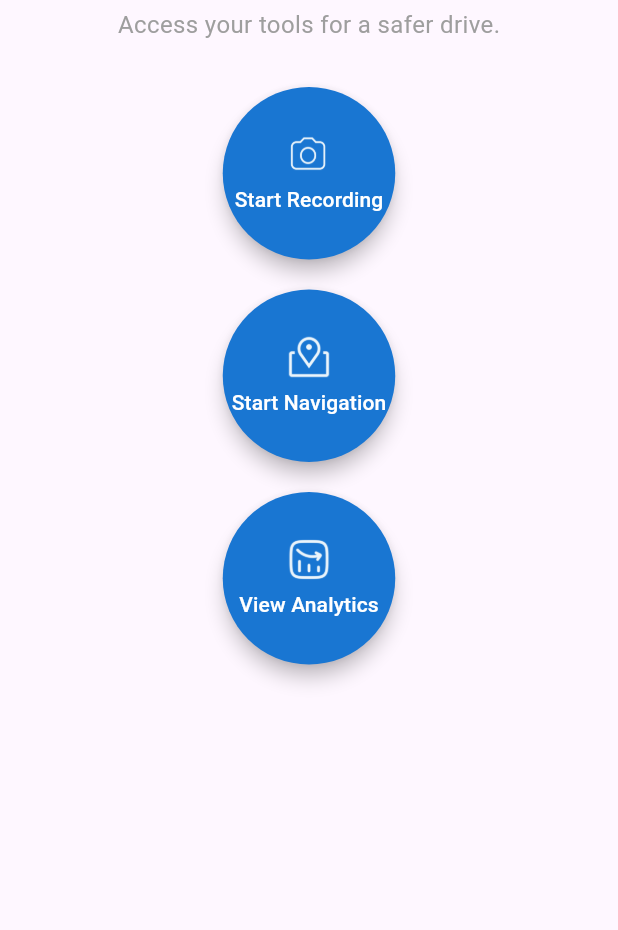
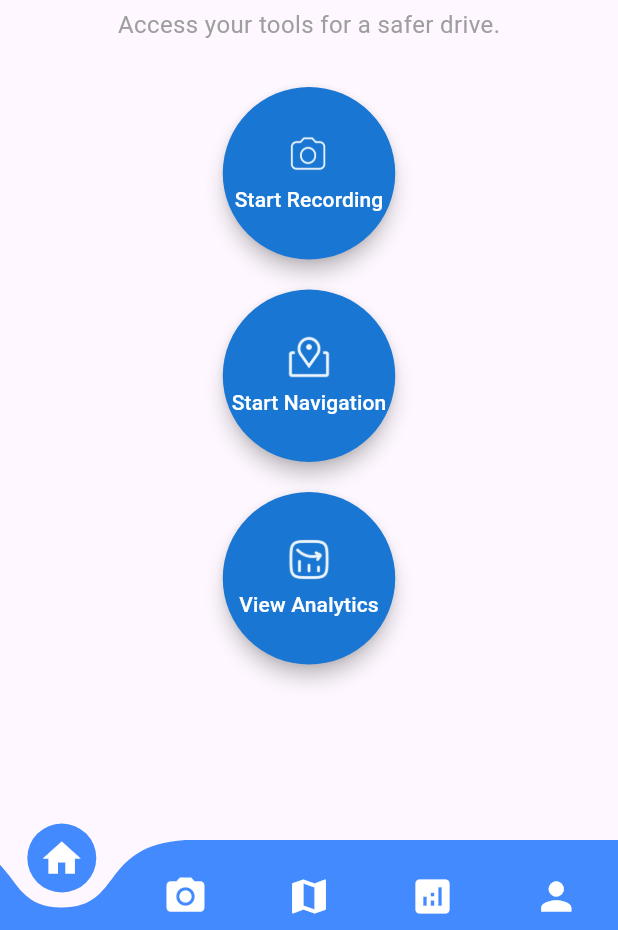
Before and after one commit to M-Umar-Shahid/DriveSense, a Flutter app: the DashboardPage screen opened directly, on a phone screen of 412 x 824 dp, the part 306-1236 px from its top. Run offline on Flutter 3.47's test engine with Material 3 defaults, Android fonts, the phone set to English and light mode, and no system bars; drawn by our look-alikes of curved_navigation_bar; our stand-ins replace google_maps_flutter, lottie.

Commit message:
Bottom Navigation Bar

```diff
--- a/lib/pages/dashboard.dart
+++ b/lib/pages/dashboard.dart
@@ -1,21 +1,82 @@
-import 'package:drivesense/pages/monitoring_screen.dart';
-import 'package:drivesense/pages/navigation_screen.dart';
+import 'package:curved_navigation_bar/curved_navigation_bar.dart';
 import 'package:flutter/material.dart';
 
-class DashboardPage extends StatelessWidget {
+import 'monitoring_screen.dart';
+import 'navigation_screen.dart';
+
+class DashboardPage extends StatefulWidget {
   const DashboardPage({super.key});
+
+  @override
+  State<DashboardPage> createState() => _DashboardPageState();
+}
+
+class _DashboardPageState extends State<DashboardPage> {
+  int _currentIndex = 0; // Track the selected tab
+
+  // Pages to display based on selected index
+  final List<Widget> _pages = [
+    const DashboardContent(),
+    const MonitoringPage(),
+    const MapScreen(),
+    const Center(
+      child: Text(
+        'Analytics Page',
+        style: TextStyle(fontSize: 24.0, fontWeight: FontWeight.bold),
+      ),
+    ),
+    const Center(
+      child: Text(
+        'Profile Page',
+        style: TextStyle(fontSize: 24.0, fontWeight: FontWeight.bold),
+      ),
+    ),
+  ];
 
   @override
   Widget build(BuildContext context) {
     return Scaffold(
       body: SafeArea(
-        child: SingleChildScrollView(
+        child: _pages[_currentIndex], // Dynamically load pages
+      ),
+
+      // Curved Bottom Navigation Bar
+      bottomNavigationBar: CurvedNavigationBar(
+        backgroundColor: Colors.transparent,
+        color: Colors.blueAccent,
+        buttonBackgroundColor: Colors.blueAccent,
+        height: 60.0,
+        index: _currentIndex, // Current index
+        animationDuration: const Duration(milliseconds: 300),
+        items: const <Widget>[
+          Icon(Icons.home, size: 30, color: Colors.white),
+          Icon(Icons.camera_alt, size: 30, color: Colors.white),
+          Icon(Icons.map, size: 30, color: Colors.white),
+          Icon(Icons.analytics, size: 30, color: Colors.white),
+          Icon(Icons.person, size: 30, color: Colors.white),
+        ],
+        onTap: (index) {
+          setState(() {
+            _currentIndex = index; // Update the selected index
+          });
+        },
+      ),
+    );
+  }
+}
+
+// This widget is the content for the "Home" tab
+class DashboardContent extends StatelessWidget {
+  const DashboardContent({super.key});
+
+  @override
+  Widget build(BuildContext context) {
+    return SingleChildScrollView(
       padding: const EdgeInsets.symmetric(horizontal: 16.0),
       child: Column(
         mainAxisAlignment: MainAxisAlignment.start,
         crossAxisAlignment: CrossAxisAlignment.center,
         children: [
-
           const SizedBox(height: 60.0),
 
           // Logo and Title
@@ -26,16 +87,13 @@ class DashboardPage extends StatelessWidget {
                   radius: 50.0,
                   backgroundColor: Colors.white,
                   child: Image.asset(
-                        'assets/images/logo.png', // Replace with your logo image path
+                    'assets/images/logo.png',
                     fit: BoxFit.contain,
                     width: 60.0,
                     height: 60.0,
                   ),
                 ),
-
                 const SizedBox(height: 10.0),
-
-                    // Title
                 const Text(
                   'Drive Sense',
                   style: TextStyle(
@@ -43,10 +101,7 @@ class DashboardPage extends StatelessWidget {
                     fontWeight: FontWeight.bold,
                   ),
                 ),
-
-                    SizedBox(height: 5.0),
-
-                    // Subtitle
+                const SizedBox(height: 5.0),
                 const Text(
                   'Access your tools for a safer drive.',
                   style: TextStyle(
@@ -57,51 +112,37 @@ class DashboardPage extends StatelessWidget {
               ],
             ),
           ),
-
-              SizedBox(height: 30.0),
+          const SizedBox(height: 30.0),
 
           // Buttons
           Column(
             children: [
               CircularButton(
                 text: 'Start Recording',
-                    logoPath: 'assets/images/camera-icon.png', // Replace with your camera logo path
-                    onPressed: () {
-                      Navigator.push(
-                        context,
-                        MaterialPageRoute(builder: (context) => const MonitoringPage()),
-                      );
-                    },
+                logoPath: 'assets/images/camera-icon.png',
+                onPressed: () {},
               ),
-                  SizedBox(height: 20.0),
+              const SizedBox(height: 20.0),
               CircularButton(
                 text: 'Start Navigation',
-                    logoPath: 'assets/images/map-icon.png', // Replace with your microphone logo path
-                      onPressed: () {
-                        Navigator.push(
-                          context,
-                          MaterialPageRoute(builder: (context) => const MapScreen()),
-                        );
-                      },
+                logoPath: 'assets/images/map-icon.png',
+                onPressed: () {},
               ),
-                  SizedBox(height: 20.0),
+              const SizedBox(height: 20.0),
               CircularButton(
                 text: 'View Analytics',
-                    logoPath: 'assets/images/analytics-icon.png', // Replace with your navigation logo path
+                logoPath: 'assets/images/analytics-icon.png',
                 onPressed: () {},
               ),
             ],
           ),
-
-              SizedBox(height: 40.0),
         ],
-          ),
-        ),
       ),
     );
   }
 }
 
+// Custom Circular Button
 class CircularButton extends StatelessWidget {
   final String text;
   final String logoPath;
@@ -118,7 +159,8 @@ class CircularButton extends StatelessWidget {
     return ElevatedButton(
       onPressed: onPressed,
       style: ElevatedButton.styleFrom(
-        shape: const CircleBorder(), backgroundColor: const Color(0xFF1976D2),
+        shape: const CircleBorder(),
+        backgroundColor: const Color(0xFF1976D2),
         padding: const EdgeInsets.all(30.0),
         elevation: 5.0,
       ),
--- a/pubspec.yaml
+++ b/pubspec.yaml
@@ -18,6 +18,7 @@ dependencies:
   cupertino_icons: ^1.0.8
   lottie: ^3.2.0
   google_maps_flutter: ^2.10.0
+  curved_navigation_bar: ^1.0.3
 
 dev_dependencies:
   flutter_test:
```
Also changed, not shown: pubspec.lock. Lines whose indentation alone changed are shown as unchanged.
